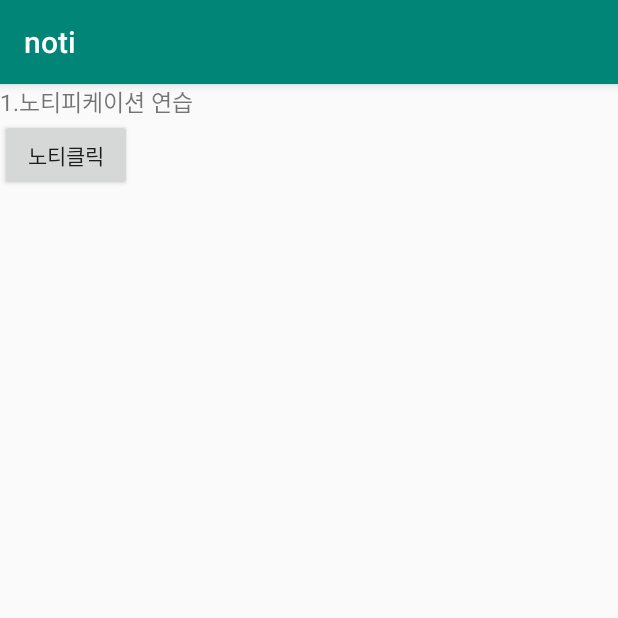
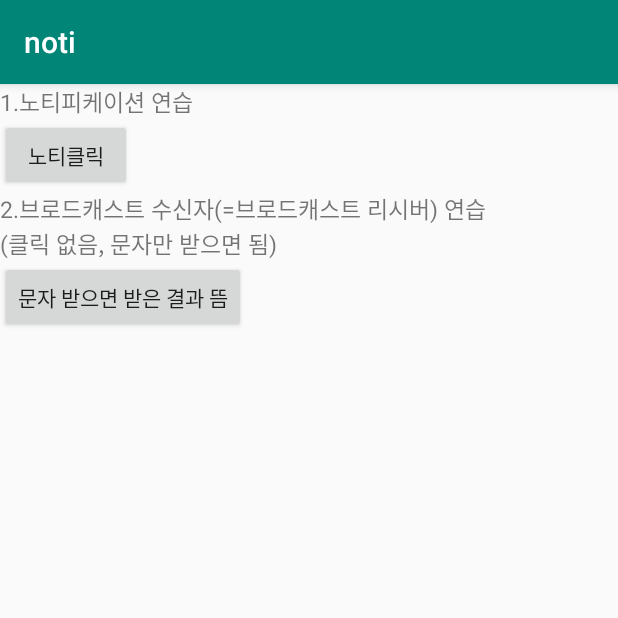
Before and after one commit to lhc8607git/notipractice, an Android app: the screen it shows after launch (MainActivity), on a phone screen of 412 x 824 dp, the top half of it. Run offline under Robolectric (Android 15) with nearby library versions, the phone set to English and light mode, and no system bars.

Commit message:
6.브로드캐스트 수신자(=브로드캐스트 리시버) 연습

```diff
--- a/app/src/main/java/com/example/noti/notification1/MainActivity.java
+++ b/app/src/main/java/com/example/noti/notification1/MainActivity.java
@@ -30,12 +30,33 @@ public class MainActivity extends AppCompatActivity {
         setContentView(R.layout.activity_main);
 
         // 1.노티피케이션 연습
-        notipractice();
+//        notipractice();
+
+
+        // 2.브로드캐스트 수신자(=브로드캐스트 리시버) 연습
 
 
 
     }
 
+
+
+
+
+
+
+    // 2.브로드캐스트 수신자(=브로드캐스트 리시버) 연습
+        // activity_sms.xml
+        // SmsReceiver.java      <- 브로드캐스트 수신자, 리시버
+        // AndroidManifest.xml   <- receiver태그, intent-filter태그, action태그 추가
+        // app                   <- 버전 22 변경
+        // SmsActivity.java      <- 브로드캐스트 수신자에서 sms를 받아서(intent로 받음) 화면으로 보여주는 기능
+        // activity_sms.xml      <- 보여줄 화면
+
+
+
+
+    // 1.노티피케이션 연습
     private void notipractice(){
         createNotificationChannel();
 
--- a/app/src/main/res/layout/activity_main.xml
+++ b/app/src/main/res/layout/activity_main.xml
@@ -18,4 +18,20 @@
         android:layout_width="wrap_content"
         android:layout_height="wrap_content" />
 
+    <TextView
+        android:textSize="15dp"
+        android:text="2.브로드캐스트 수신자(=브로드캐스트 리시버) 연습"
+        android:layout_width="wrap_content"
+        android:layout_height="wrap_content" />
+    <TextView
+        android:textSize="15dp"
+        android:text="(클릭 없음, 문자만 받으면 됨)"
+        android:layout_width="wrap_content"
+        android:layout_height="wrap_content" />
+    <Button
+        android:text="문자 받으면 받은 결과 뜸"
+        android:id="@+id/btn2"
+        android:layout_width="wrap_content"
+        android:layout_height="wrap_content" />
+
 </LinearLayout>
```
Also changed, not shown: app/build.gradle (+6 -5 lines), app/src/main/AndroidManifest.xml (+23 -5 lines), app/src/main/java/broadcasting2/SmsActivity.java (added, +55 -0 lines), app/src/main/java/broadcasting2/SmsReceiver.java (added, +68 -0 lines), app/src/main/res/layout/activity_sms.xml (added, +32 -0 lines).
